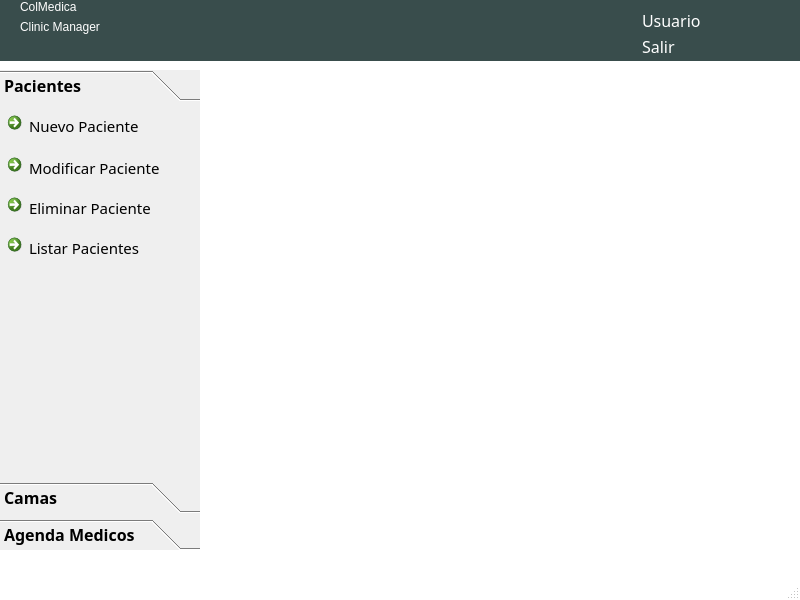
Above: gui/enfermera_uis/MainWindowEnfermera.ui from BryanTabarez/ProyectoBD before the change. Below: the same form after it.
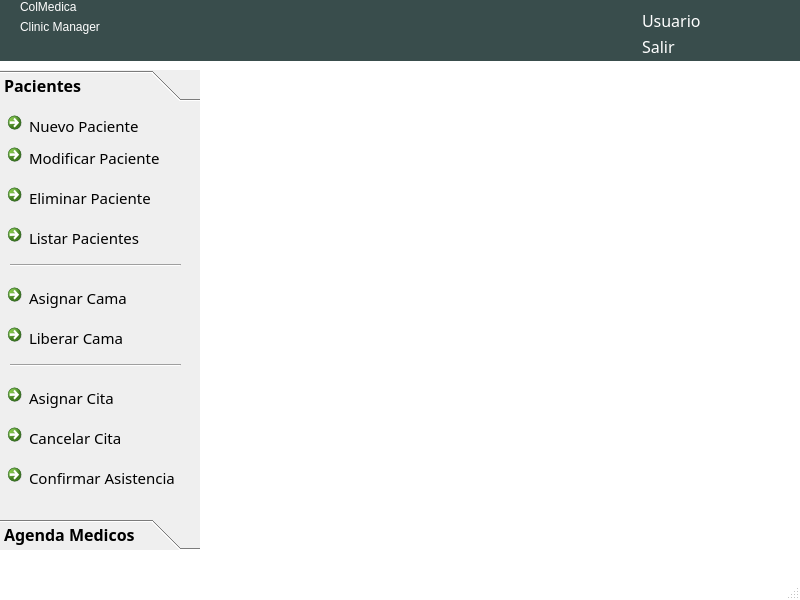
That is the form after the change. Icons and pictures are not drawn.

Commit message: Interfermera (Pacientes, Citas 1/2)

What changed in the file:
```diff
--- a/gui/enfermera_uis/MainWindowEnfermera.ui
+++ b/gui/enfermera_uis/MainWindowEnfermera.ui
@@ -334,7 +334,7 @@
        <x>0</x>
        <y>0</y>
        <width>200</width>
-       <height>390</height>
+       <height>420</height>
       </rect>
      </property>
      <attribute name="label">
@@ -367,7 +367,7 @@
       <property name="geometry">
        <rect>
         <x>0</x>
-        <y>40</y>
+        <y>30</y>
         <width>181</width>
         <height>36</height>
        </rect>
@@ -387,7 +387,7 @@
       <property name="geometry">
        <rect>
         <x>0</x>
-        <y>80</y>
+        <y>70</y>
         <width>181</width>
         <height>36</height>
        </rect>
@@ -407,7 +407,7 @@
       <property name="geometry">
        <rect>
         <x>0</x>
-        <y>120</y>
+        <y>110</y>
         <width>181</width>
         <height>36</height>
        </rect>
@@ -423,44 +423,11 @@
        <string>Listar Pacientes</string>
       </property>
      </widget>
-    </widget>
-    <widget class="QWidget" name="page">
-     <property name="geometry">
-      <rect>
-       <x>0</x>
-       <y>0</y>
-       <width>200</width>
-       <height>390</height>
-      </rect>
-     </property>
-     <attribute name="label">
-      <string>Camas</string>
-     </attribute>
-     <widget class="QCommandLinkButton" name="commandLinkButtonLiberarCama">
-      <property name="geometry">
-       <rect>
-        <x>0</x>
-        <y>40</y>
-        <width>181</width>
-        <height>36</height>
-       </rect>
-      </property>
-      <property name="font">
-       <font>
-        <pointsize>11</pointsize>
-        <weight>50</weight>
-        <bold>false</bold>
-       </font>
-      </property>
-      <property name="text">
-       <string>Liberar Cama</string>
-      </property>
-     </widget>
      <widget class="QCommandLinkButton" name="commandLinkButtonAsignarCama">
       <property name="geometry">
        <rect>
         <x>0</x>
-        <y>0</y>
+        <y>170</y>
         <width>181</width>
         <height>36</height>
        </rect>
@@ -476,11 +443,11 @@
        <string>Asignar Cama</string>
       </property>
      </widget>
-     <widget class="QCommandLinkButton" name="commandLinkButtonListarCamas">
+     <widget class="QCommandLinkButton" name="commandLinkButtonLiberarCama">
       <property name="geometry">
        <rect>
         <x>0</x>
-        <y>80</y>
+        <y>210</y>
         <width>181</width>
         <height>36</height>
        </rect>
@@ -493,7 +460,93 @@
        </font>
       </property>
       <property name="text">
-       <string>Listar Camas</string>
+       <string>Liberar Cama</string>
+      </property>
+     </widget>
+     <widget class="QCommandLinkButton" name="commandLinkButtonCancelarCita">
+      <property name="geometry">
+       <rect>
+        <x>0</x>
+        <y>310</y>
+        <width>181</width>
+        <height>36</height>
+       </rect>
+      </property>
+      <property name="font">
+       <font>
+        <pointsize>11</pointsize>
+        <weight>50</weight>
+        <bold>false</bold>
+       </font>
+      </property>
+      <property name="text">
+       <string>Cancelar Cita</string>
+      </property>
+     </widget>
+     <widget class="QCommandLinkButton" name="commandLinkButtonAsignarCIta">
+      <property name="geometry">
+       <rect>
+        <x>0</x>
+        <y>270</y>
+        <width>181</width>
+        <height>36</height>
+       </rect>
+      </property>
+      <property name="font">
+       <font>
+        <pointsize>11</pointsize>
+        <weight>50</weight>
+        <bold>false</bold>
+       </font>
+      </property>
+      <property name="text">
+       <string>Asignar Cita</string>
+      </property>
+     </widget>
+     <widget class="Line" name="line">
+      <property name="geometry">
+       <rect>
+        <x>10</x>
+        <y>150</y>
+        <width>171</width>
+        <height>16</height>
+       </rect>
+      </property>
+      <property name="orientation">
+       <enum>Qt::Horizontal</enum>
+      </property>
+     </widget>
+     <widget class="Line" name="line_2">
+      <property name="geometry">
+       <rect>
+        <x>10</x>
+        <y>250</y>
+        <width>171</width>
+        <height>16</height>
+       </rect>
+      </property>
+      <property name="orientation">
+       <enum>Qt::Horizontal</enum>
+      </property>
+     </widget>
+     <widget class="QCommandLinkButton" name="commandLinkButtonCancelarCita_2">
+      <property name="geometry">
+       <rect>
+        <x>0</x>
+        <y>350</y>
+        <width>181</width>
+        <height>36</height>
+       </rect>
+      </property>
+      <property name="font">
+       <font>
+        <pointsize>11</pointsize>
+        <weight>50</weight>
+        <bold>false</bold>
+       </font>
+      </property>
+      <property name="text">
+       <string>Confirmar Asistencia</string>
       </property>
      </widget>
     </widget>
```
Left out of the diff: 2 changed lines with no effect on the pictures. The commit also changes 11 other files.
